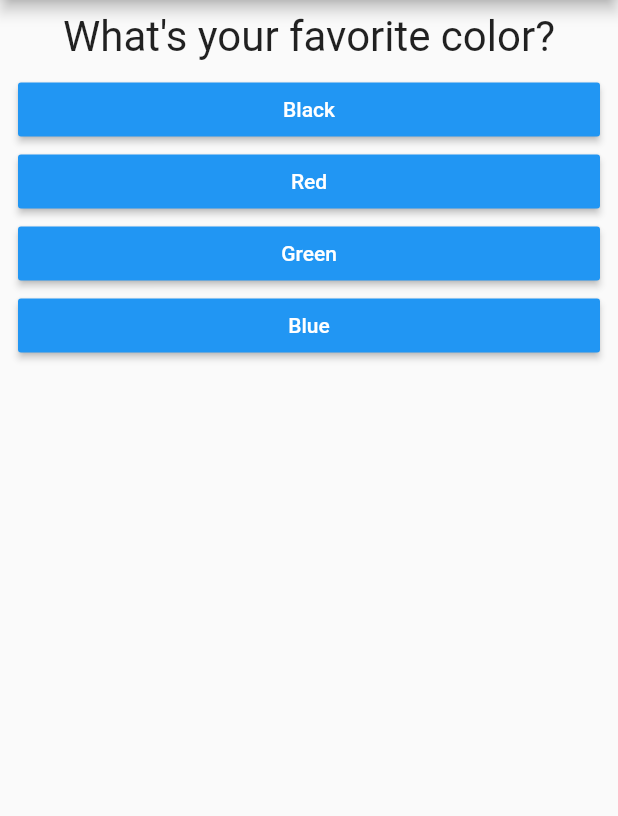
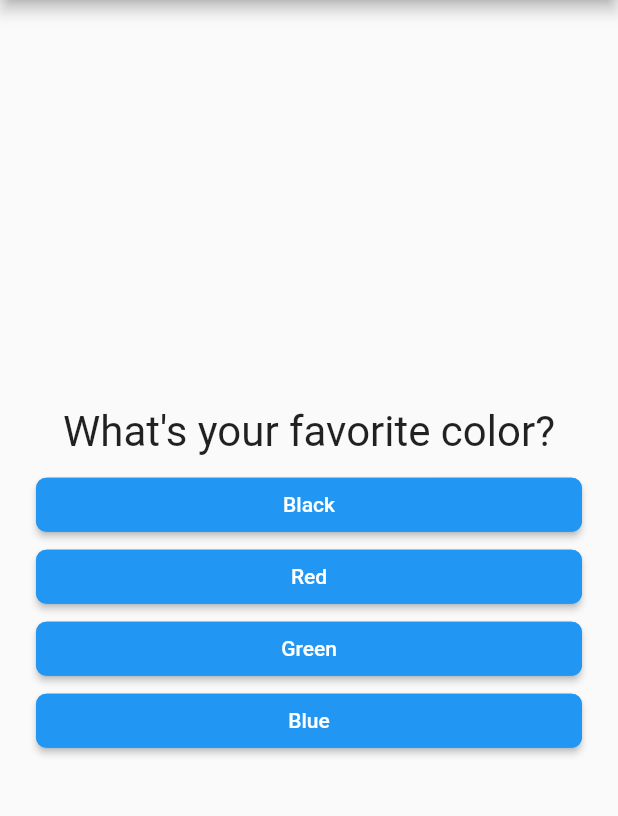
Before and after one commit to BRO3886/Flutter-Question-Answer-App, a Flutter app: the screen it shows after launch, on a phone screen of 412 x 824 dp, the part 84-900 px from its top. Run offline on Flutter 3.47's test engine with Material 2 defaults, Android fonts, the phone set to English and light mode, and no system bars.

Commit message:
visual refresh

```diff
--- a/lib/answer.dart
+++ b/lib/answer.dart
@@ -1,7 +1,6 @@
 import 'package:flutter/material.dart';
 
 class Answer extends StatelessWidget {
-
   final Function questionHandler;
   final String answerText;
 
@@ -13,7 +12,12 @@ class Answer extends StatelessWidget {
       padding: const EdgeInsets.fromLTRB(12, 0, 12, 0),
       child: Container(
         width: double.infinity,
+        child: Container(
+          padding: EdgeInsets.fromLTRB(12, 0, 12, 0),
           child: RaisedButton(
+            shape: RoundedRectangleBorder(
+                borderRadius: new BorderRadius.circular(7),
+                side: BorderSide(color: Colors.blue)),
             onPressed: questionHandler,
             child: Text(
               answerText,
@@ -22,6 +26,7 @@ class Answer extends StatelessWidget {
             color: Colors.blue,
           ),
         ),
+      ),
     );
   }
 }
--- a/lib/quiz.dart
+++ b/lib/quiz.dart
@@ -17,6 +17,8 @@ class Quiz extends StatelessWidget {
   Widget build(BuildContext context) {
     return Container(
       child: Column(
+        mainAxisAlignment: MainAxisAlignment.center,
+        crossAxisAlignment: CrossAxisAlignment.center,
         children: <Widget>[
           Question(questions[questionIndex]['questionText']),
           ...(questions[questionIndex]['answers'] as List<Map<String,Object>>)
```
Lines whose indentation alone changed are shown as unchanged.
